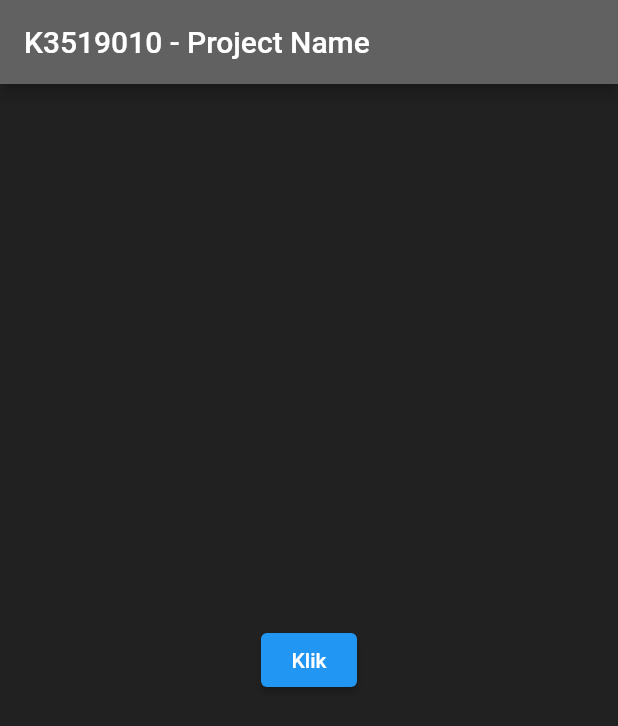
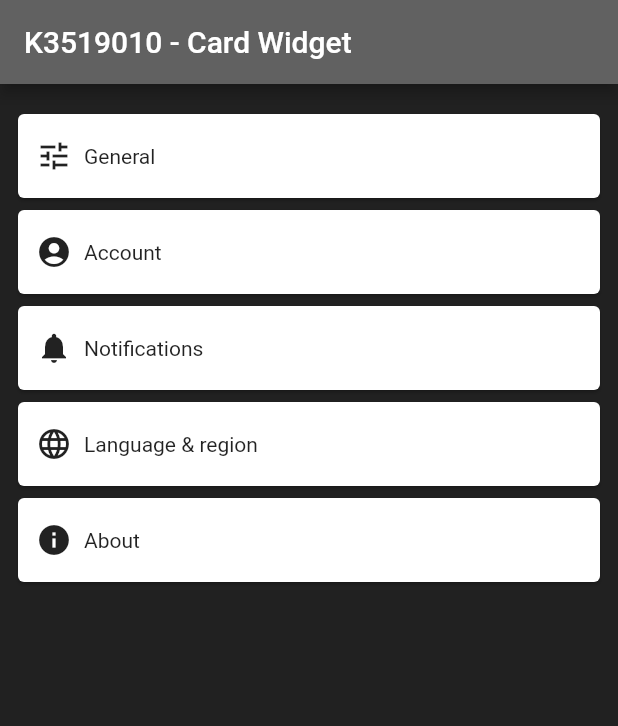
Before and after one commit to anhzf/college-flutter, a Flutter app: the screen it shows after launch, on a phone screen of 412 x 824 dp. Shown: the top 726 px of the screen. Run offline on Flutter 3.47's test engine with Material 2 defaults, Android fonts, the phone set to English and light mode, and no system bars.

Commit message:
feat: :sparkles: done with Card Widget

```diff
--- a/lib/main.dart
+++ b/lib/main.dart
@@ -4,7 +4,7 @@ void main() => runApp(
       MaterialApp(
         home: Scaffold(
           appBar: AppBar(
-            title: Text('K3519010 - Project Name'),
+            title: Text('K3519010 - Card Widget'),
             backgroundColor: Colors.grey.shade700,
           ),
           body: MyApp(),
@@ -18,21 +18,43 @@ class MyApp extends StatelessWidget {
   @override
   Widget build(BuildContext ctx) {
     return Center(
-      child: ElevatedButton(
-        child: Text('Klik'),
-        onPressed: () => showDialog<String>(
-          context: ctx,
-          builder: (BuildContext ctx) => AlertDialog(
-            content: Text('asdadasd'),
-            actions: [
-              TextButton(
-                child: Text('Tutup'),
-                onPressed: () => Navigator.of(ctx).pop(),
-              ),
-            ],
-          ),
+      child: Container(
+        padding: EdgeInsets.symmetric(horizontal: 8, vertical: 16),
+        child: ListView(
+          children: [
+            ListItem(Icons.tune, 'General'),
+            ListItem(Icons.account_circle, 'Account'),
+            ListItem(Icons.notifications, 'Notifications'),
+            ListItem(Icons.language, 'Language & region'),
+            ListItem(Icons.info, 'About'),
+          ],
         ),
       ),
     );
   }
 }
+
+class ListItem extends StatelessWidget {
+  IconData icon;
+  String label;
+
+  ListItem(this.icon, this.label);
+
+  @override
+  Widget build(ctx) {
+    return Card(
+      child: Container(
+        padding: EdgeInsets.symmetric(horizontal: 12, vertical: 16),
+        child: Row(
+          children: [
+            Icon(icon),
+            Container(
+              padding: EdgeInsets.symmetric(horizontal: 8),
+              child: Text(label),
+            ),
+          ],
+        ),
+      ),
+    );
+  }
+}
```
